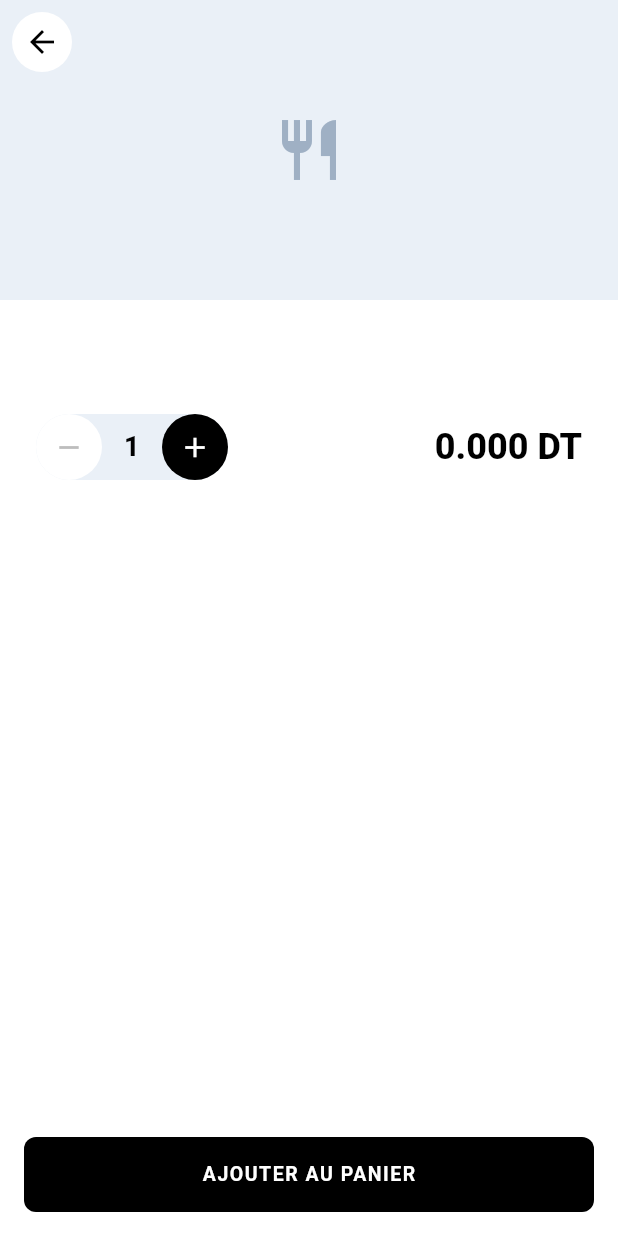
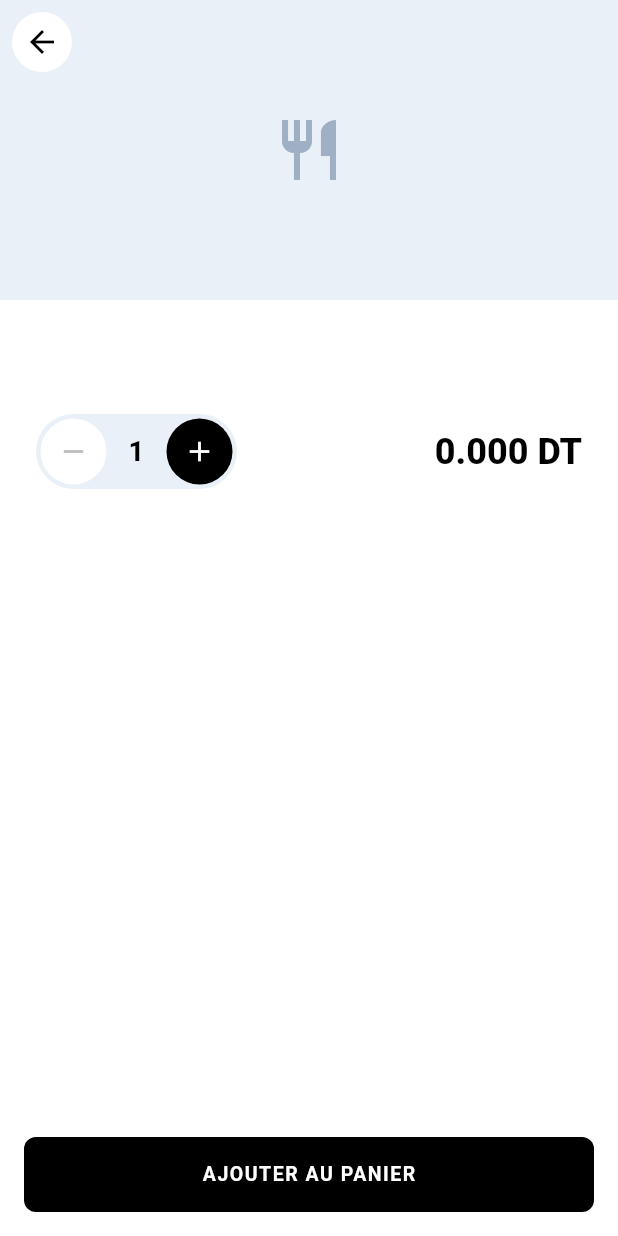
Before and after one commit to Alibalti592/Hssan-Delivery, a Flutter app: the ProductDetailScreen screen opened directly with empty values, on a phone screen of 412 x 824 dp. Run offline on Flutter 3.47's test engine with Material 3 defaults, Android fonts, the phone set to English and light mode, and no system bars; our stand-ins replace cached_network_image, firebase_core, firebase_messaging, flutter_map, flutter_secure_storage, geolocator and 3 more; accounts and stored records are empty; network calls fail; statements that could not run were skipped.

Commit message:
Stepper buttons sit inside their pill; menu category chips no longer clipped
Co-Authored-By: Claude Opus 5.5 <noreply@anthropic.com>
Claude-Session: https://claude.ai/code/session_01B6RWxUSN3bwsXdDHTuPsqN

```diff
--- a/mobile/lib/client/restaurant_menu_screen.dart
+++ b/mobile/lib/client/restaurant_menu_screen.dart
@@ -165,12 +165,14 @@ class _RestaurantMenuScreenState extends State<RestaurantMenuScreen> {
             children: [
               if (activeCategories.length > 1)
                 SizedBox(
-                  height: 44,
+                  // Room for the chip's own height: at 44 the labels were
+                  // cut off at the bottom.
+                  height: 52,
                   child: ListView(
                     scrollDirection: Axis.horizontal,
                     padding: const EdgeInsets.symmetric(
                       horizontal: 16,
-                      vertical: 8,
+                      vertical: 6,
                     ),
                     children: [
                       _FilterChip(
--- a/mobile/lib/widgets/quantity_stepper.dart
+++ b/mobile/lib/widgets/quantity_stepper.dart
@@ -29,9 +29,10 @@ class QuantityStepper extends StatelessWidget {
     final removing = removesAtOne && quantity <= 1;
 
     return Container(
+      padding: const EdgeInsets.all(3),
       decoration: BoxDecoration(
         color: fieldFill,
-        borderRadius: BorderRadius.circular(size / 2),
+        borderRadius: BorderRadius.circular(size / 2 + 3),
       ),
       child: Row(
         mainAxisSize: MainAxisSize.min,
```
